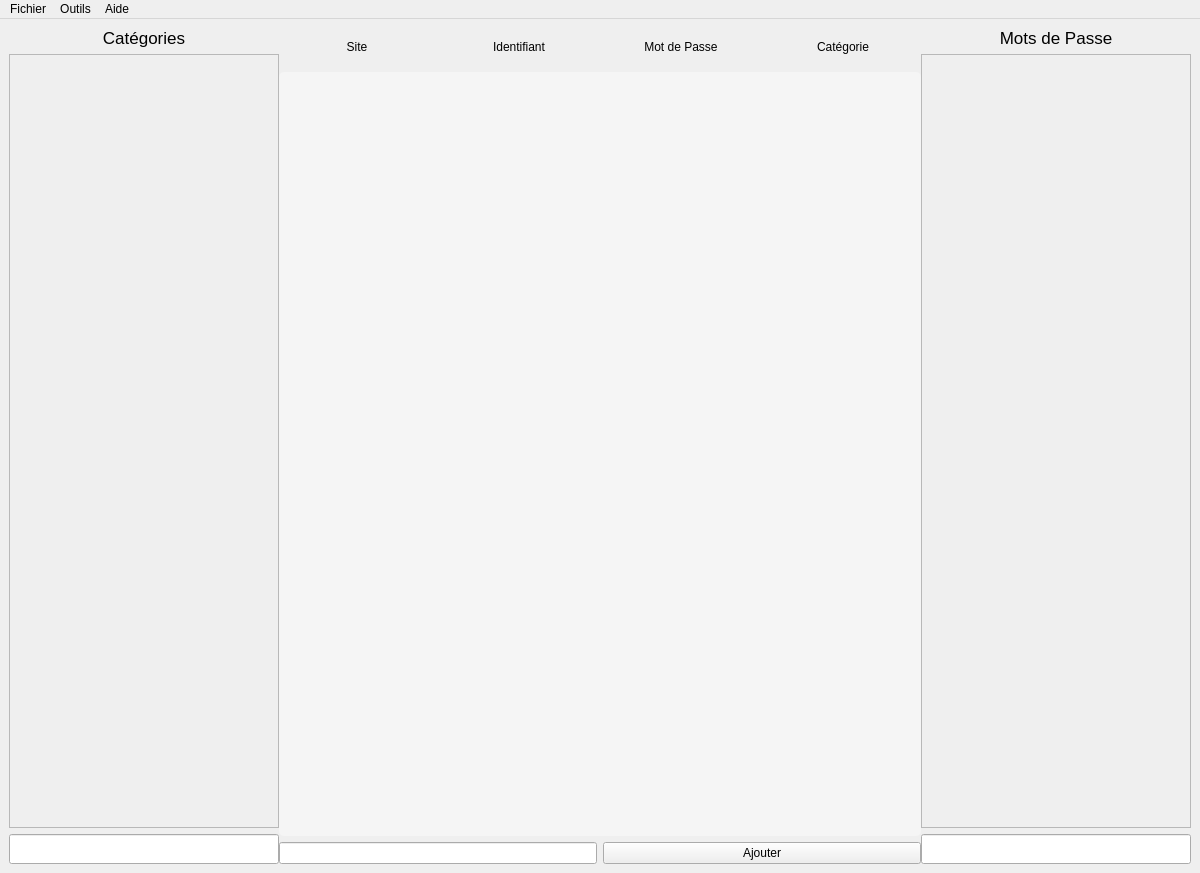
This is Interface_graphique/PyQt/UI/fenetreGestion.ui in MindPass/Code as Qt 5 draws it before an edit. The edited form follows.
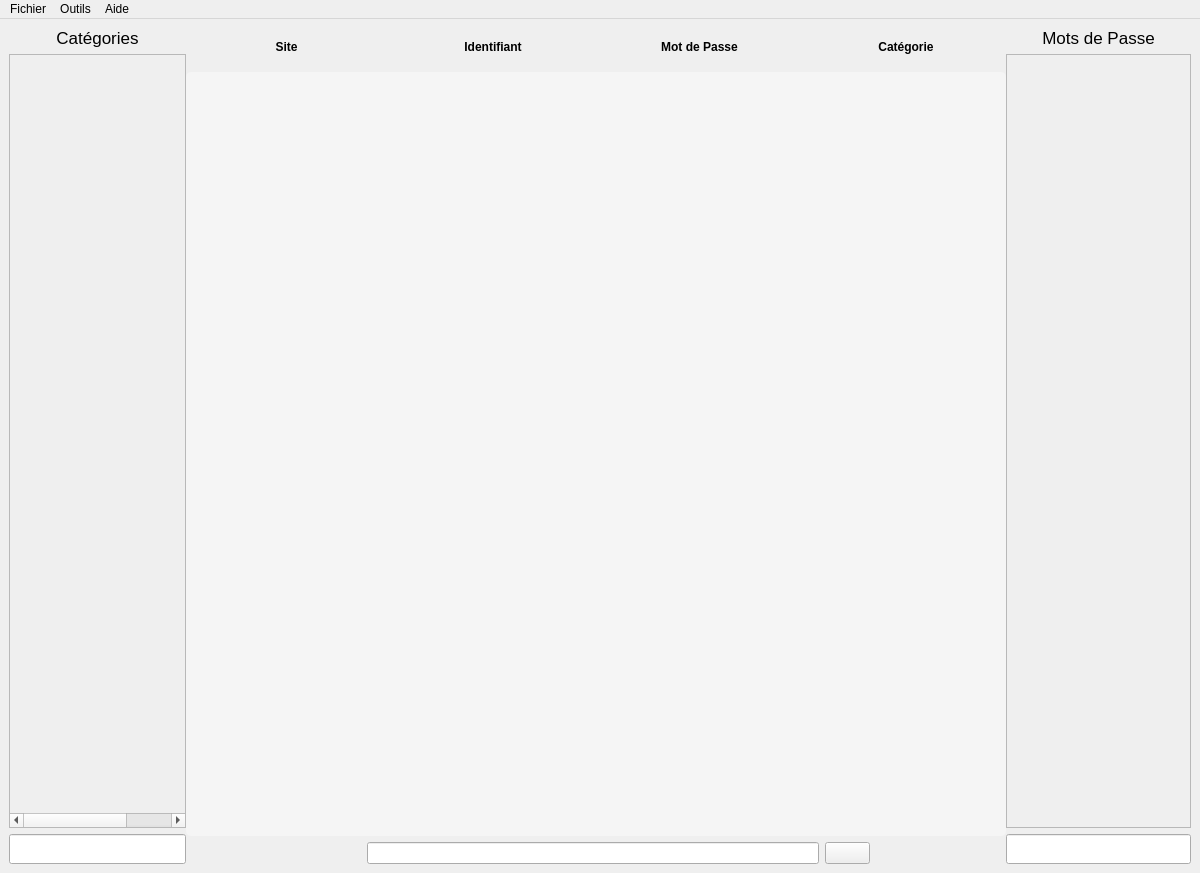
This is the edited form. Icons and pictures are not drawn.

Commit message: design fenetreGestion again

Diff of the .ui file:
```diff
--- a/Interface_graphique/PyQt/UI/fenetreGestion.ui
+++ b/Interface_graphique/PyQt/UI/fenetreGestion.ui
@@ -95,6 +95,9 @@
    <property name="enabled">
     <bool>true</bool>
    </property>
+   <property name="styleSheet">
+    <string notr="true"/>
+   </property>
    <layout class="QHBoxLayout" name="horizontalLayout">
     <item>
      <widget class="QSplitter" name="splitter">
@@ -111,18 +114,6 @@
         </property>
         <item>
          <widget class="QLabel" name="titre_cat">
-          <property name="sizePolicy">
-           <sizepolicy hsizetype="Preferred" vsizetype="Preferred">
-            <horstretch>0</horstretch>
-            <verstretch>0</verstretch>
-           </sizepolicy>
-          </property>
-          <property name="minimumSize">
-           <size>
-            <width>210</width>
-            <height>0</height>
-           </size>
-          </property>
           <property name="font">
            <font>
             <pointsize>13</pointsize>
@@ -152,13 +143,13 @@
             <rect>
              <x>0</x>
              <y>0</y>
-             <width>210</width>
-             <height>769</height>
+             <width>270</width>
+             <height>701</height>
             </rect>
            </property>
            <property name="minimumSize">
             <size>
-             <width>0</width>
+             <width>250</width>
              <height>0</height>
             </size>
            </property>
@@ -193,7 +184,13 @@
         <item>
          <layout class="QHBoxLayout" name="intitule">
           <item>
-           <widget class="QLabel" name="label_4">
+           <widget class="QLabel" name="libelle_site">
+            <property name="font">
+             <font>
+              <weight>75</weight>
+              <bold>true</bold>
+             </font>
+            </property>
             <property name="text">
              <string>Site</string>
             </property>
@@ -203,7 +200,13 @@
            </widget>
           </item>
           <item>
-           <widget class="QLabel" name="label_3">
+           <widget class="QLabel" name="libelle_id">
+            <property name="font">
+             <font>
+              <weight>75</weight>
+              <bold>true</bold>
+             </font>
+            </property>
             <property name="text">
              <string>Identifiant</string>
             </property>
@@ -213,7 +216,13 @@
            </widget>
           </item>
           <item>
-           <widget class="QLabel" name="label_2">
+           <widget class="QLabel" name="libelle_pwd">
+            <property name="font">
+             <font>
+              <weight>75</weight>
+              <bold>true</bold>
+             </font>
+            </property>
             <property name="text">
              <string>Mot de Passe</string>
             </property>
@@ -223,7 +232,13 @@
            </widget>
           </item>
           <item>
-           <widget class="QLabel" name="label">
+           <widget class="QLabel" name="libelle_categorie">
+            <property name="font">
+             <font>
+              <weight>75</weight>
+              <bold>true</bold>
+             </font>
+            </property>
             <property name="text">
              <string>Catégorie</string>
             </property>
@@ -275,8 +290,8 @@
             <rect>
              <x>0</x>
              <y>0</y>
-             <width>752</width>
-             <height>746</height>
+             <width>617</width>
+             <height>703</height>
             </rect>
            </property>
            <layout class="QVBoxLayout" name="verticalLayout"/>
@@ -284,17 +299,43 @@
          </widget>
         </item>
         <item>
-         <layout class="QHBoxLayout" name="ajout_site" stretch="1,1">
+         <layout class="QHBoxLayout" name="ajout_site" stretch="4,10,1,3">
+          <item>
+           <spacer name="horizontalSpacer_2">
+            <property name="orientation">
+             <enum>Qt::Horizontal</enum>
+            </property>
+            <property name="sizeHint" stdset="0">
+             <size>
+              <width>40</width>
+              <height>20</height>
+             </size>
+            </property>
+           </spacer>
+          </item>
           <item>
            <widget class="QLineEdit" name="lineEdit_ajout_site"/>
           </item>
           <item>
            <widget class="QPushButton" name="pushButton_ajout_site">
             <property name="text">
-             <string>Ajouter</string>
+             <string/>
             </property>
            </widget>
           </item>
+          <item>
+           <spacer name="horizontalSpacer">
+            <property name="orientation">
+             <enum>Qt::Horizontal</enum>
+            </property>
+            <property name="sizeHint" stdset="0">
+             <size>
+              <width>40</width>
+              <height>20</height>
+             </size>
+            </property>
+           </spacer>
+          </item>
          </layout>
         </item>
        </layout>
@@ -303,12 +344,6 @@
        <layout class="QVBoxLayout" name="Passwords" stretch="0,0,1">
         <item>
          <widget class="QLabel" name="titre_pwd">
-          <property name="minimumSize">
-           <size>
-            <width>210</width>
-            <height>0</height>
-           </size>
-          </property>
           <property name="font">
            <font>
             <pointsize>13</pointsize>
@@ -344,8 +379,8 @@
             <rect>
              <x>0</x>
              <y>0</y>
-             <width>214</width>
-             <height>769</height>
+             <width>271</width>
+             <height>701</height>
             </rect>
            </property>
            <layout class="QVBoxLayout" name="verticalLayout_2">
```
Left out of the diff: 92 changed lines with no effect on the pictures. The commit also changes 12 other files.
